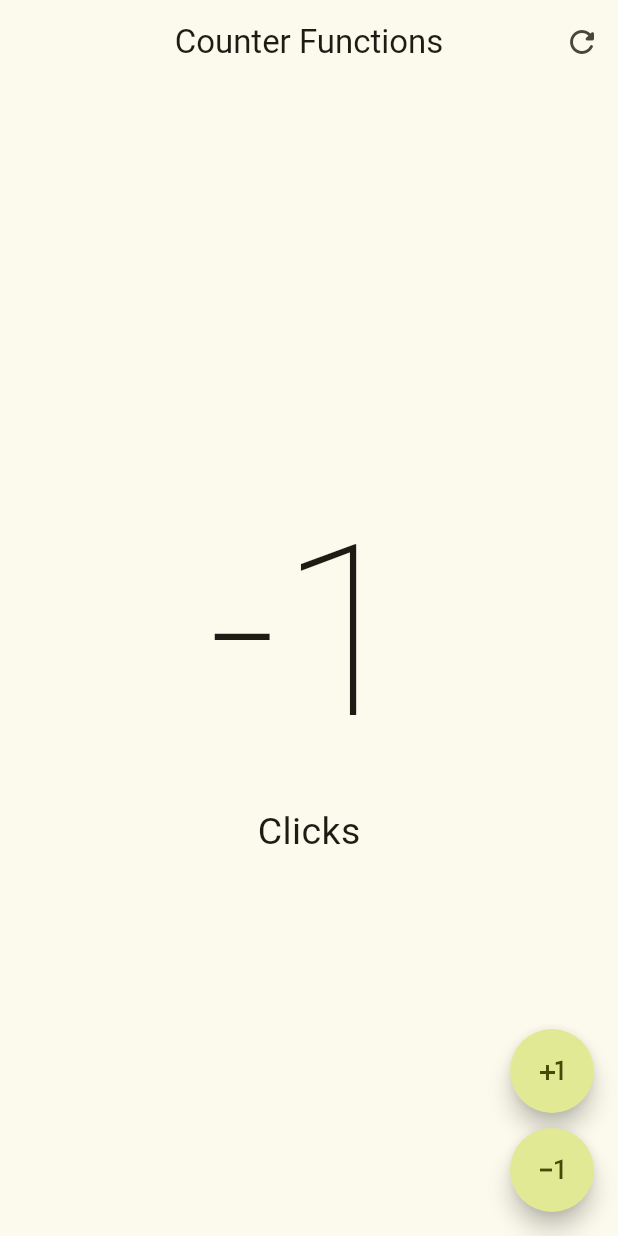
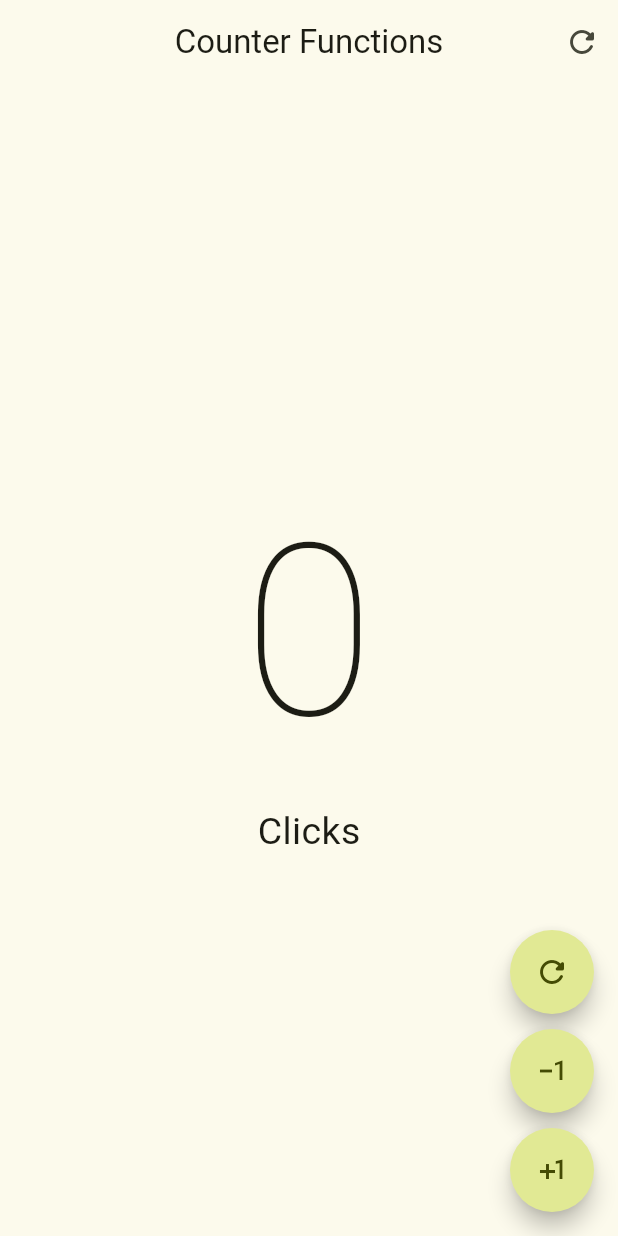
Before and after one commit to recover1988/FLUTTER-HolaMundo, a Flutter app: the screen it shows after launch, after a tap on the "exposure minus 1" icon, on a phone screen of 412 x 824 dp. Run offline on Flutter 3.47's test engine with Material 2 defaults, Android fonts, the phone set to English and light mode, and no system bars.

```diff
--- a/lib/screens/counter/counter_functions_screen.dart
+++ b/lib/screens/counter/counter_functions_screen.dart
@@ -47,25 +47,54 @@ class _CounterFunctionsScreenState extends State<CounterFunctionsScreen> {
         // floatingActionButtonLocation: FloatingActionButtonLocation.centerFloat,
         floatingActionButton:
             Column(mainAxisAlignment: MainAxisAlignment.end, children: [
-          FloatingActionButton(
-            shape: const StadiumBorder(),
+          CustomButton(
+            icon: Icons.refresh_rounded,
             onPressed: () {
-              clickCounter += 1;
+              clickCounter = 0;
               setState(() {});
             },
-            child: const Icon(Icons.plus_one),
           ),
           const SizedBox(
             height: 10,
           ),
-          FloatingActionButton(
-            shape: const StadiumBorder(),
+          CustomButton(
+            icon: Icons.exposure_minus_1_outlined,
             onPressed: () {
-              clickCounter -= 1;
+              if (clickCounter == 0) return;
+              clickCounter--;
               setState(() {});
             },
-            child: const Icon(Icons.exposure_minus_1_outlined),
+          ),
+          const SizedBox(
+            height: 10,
+          ),
+          CustomButton(
+            icon: Icons.plus_one_outlined,
+            onPressed: () {
+              clickCounter++;
+              setState(() {});
+            },
           ),
         ]));
   }
 }
+
+class CustomButton extends StatelessWidget {
+  final IconData icon;
+  final VoidCallback? onPressed;
+
+  const CustomButton({
+    super.key,
+    required this.icon,
+    this.onPressed,
+  });
+
+  @override
+  Widget build(BuildContext context) {
+    return FloatingActionButton(
+      shape: const StadiumBorder(),
+      onPressed: onPressed,
+      child: Icon(icon),
+    );
+  }
+}
```
Also changed, not shown: 1 other file.
